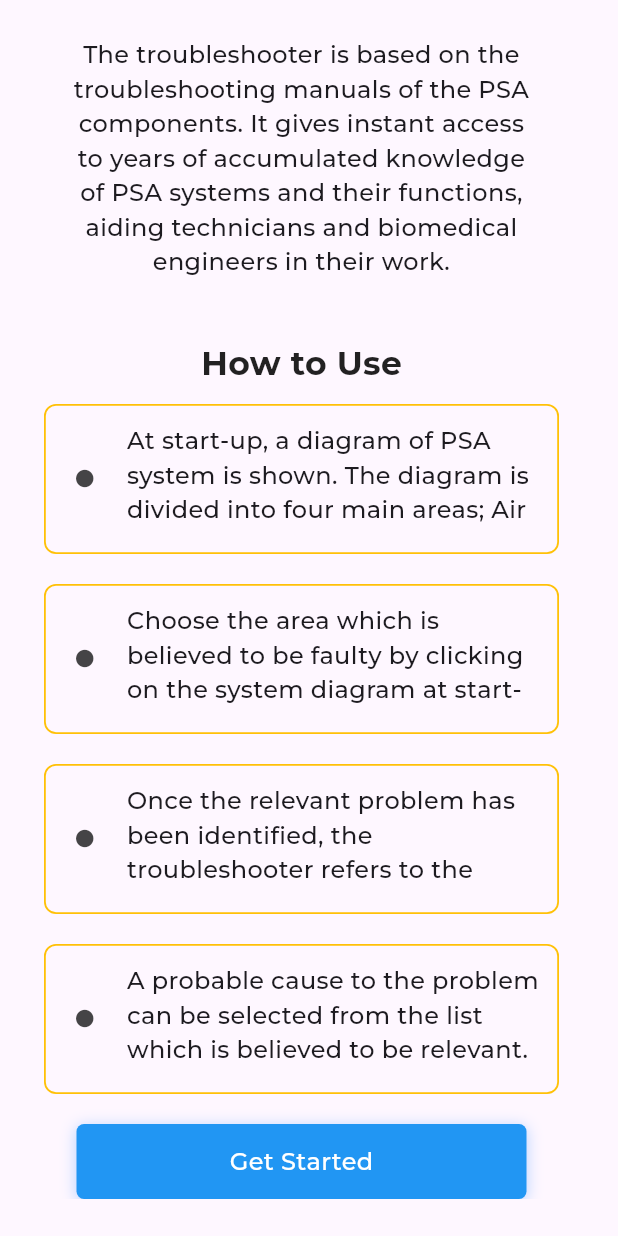
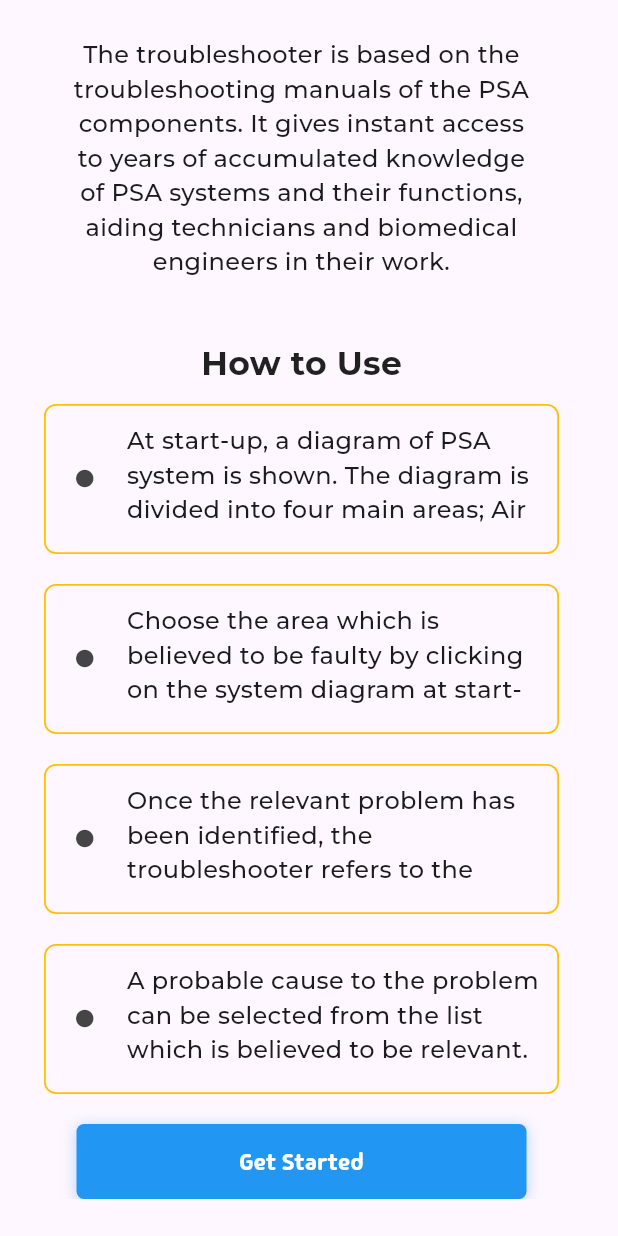
Before and after one commit to zeeshanhaider5121472/haiderWebApp, a Flutter app: the screen it shows after launch, scrolled down 63 dp, on a phone screen of 412 x 824 dp. Run offline on Flutter 3.47's test engine with Material 3 defaults, Android fonts, the phone set to English and light mode, and no system bars; our stand-ins replace stacked; project files that could hold a hidden picture were left out.

Commit message:
fonts added

```diff
--- a/lib/main.dart
+++ b/lib/main.dart
@@ -16,7 +16,7 @@ class MyApp extends StatelessWidget {
       debugShowCheckedModeBanner: false,
       title: 'PSA Troubleshooter',
       theme: ThemeData(
-        fontFamily: 'Montserrat',
+        fontFamily: 'Madimi',
         colorScheme: ColorScheme.fromSeed(
             // background: const Color.fromARGB(255, 248, 248, 248),
             background: const Color.fromARGB(255, 248, 248, 248),
```
